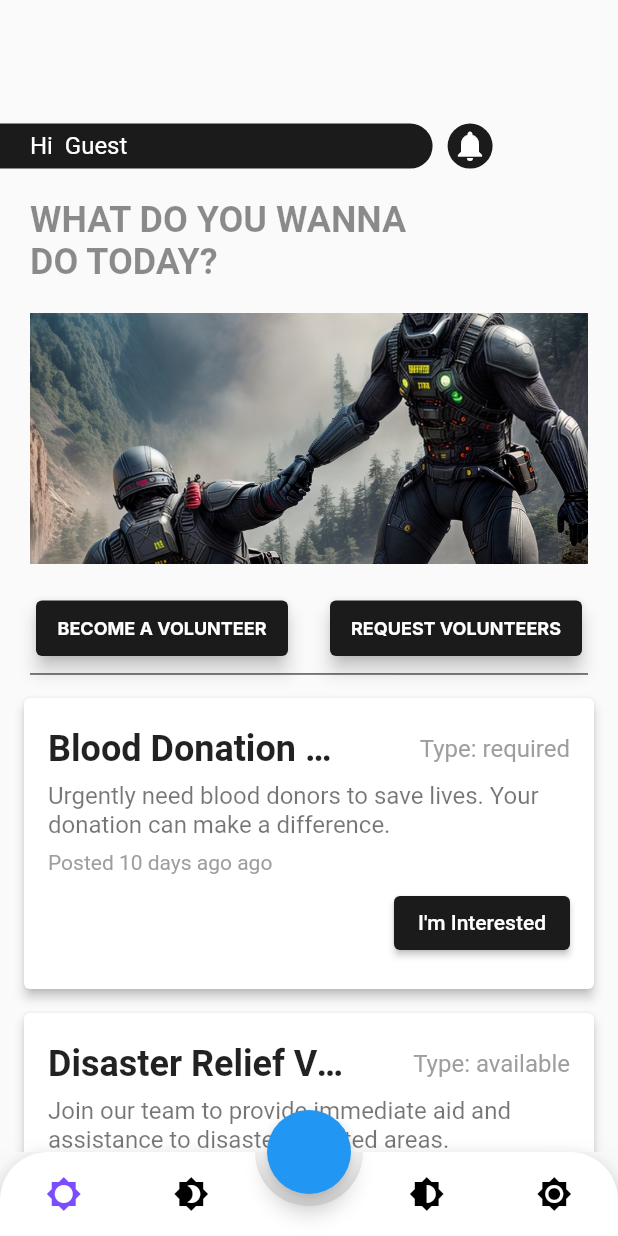
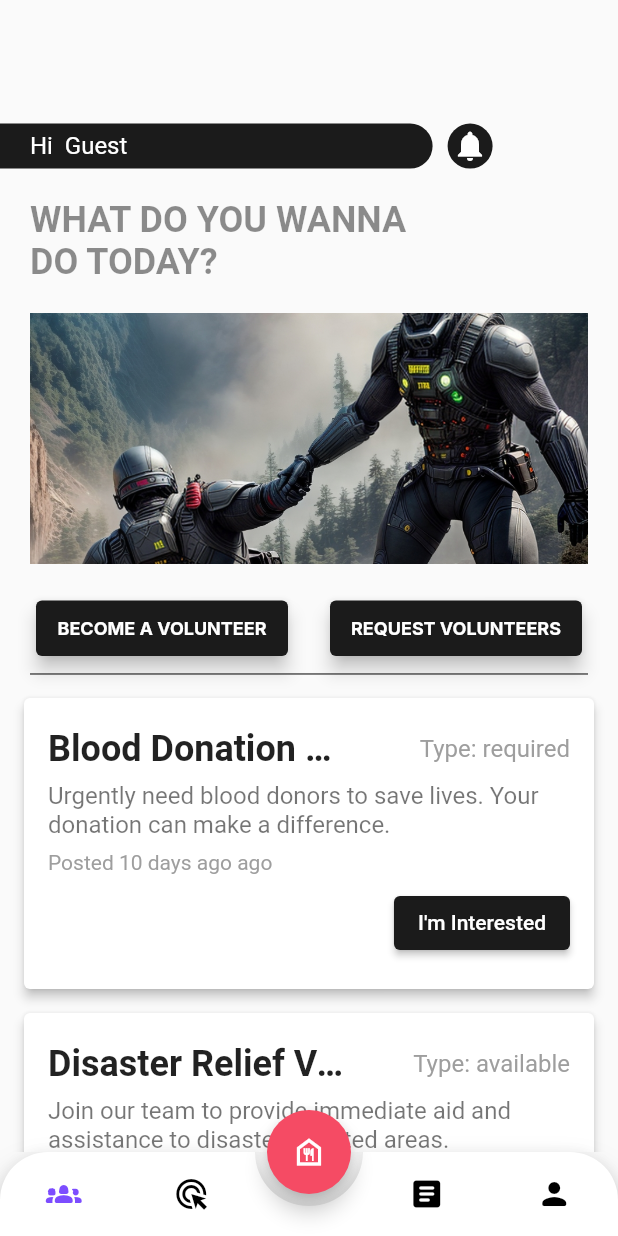
Before and after one commit to cosmicleader/shield, a Flutter app: the screen it shows after launch, on a phone screen of 412 x 824 dp. Run offline on Flutter 3.47's test engine with Material 2 defaults, Android fonts, the phone set to English and light mode, and no system bars; drawn by our look-alikes of animated_bottom_navigation_bar; our stand-ins replace cloud_firestore, firebase_auth, firebase_core, firebase_storage, get, google_fonts and 5 more; accounts and stored records are empty.

Commit message:
Fixed All Icons and Navigation bar

```diff
--- a/lib/app/views/pages/navigation_bar.dart
+++ b/lib/app/views/pages/navigation_bar.dart
@@ -5,6 +5,8 @@ import 'package:shield/app/views/pages/guides_cover_page.dart';
 import 'package:shield/app/views/pages/profile_page.dart';
 import 'package:shield/app/views/pages/resources_page.dart';
 import 'package:shield/app/views/pages/volunteers_page.dart';
+import 'package:shield/app/views/themes/colours.dart';
+import 'package:shield/app/views/themes/icons.dart';
 
 import '../../controllers/navigation_controller.dart';
 
@@ -13,10 +15,10 @@ class NavigationBar extends GetView<NavigationController> {
   NavigationBar({super.key});
 
   final iconList = <IconData>[
-    Icons.brightness_5,
-    Icons.brightness_4,
-    Icons.brightness_6,
-    Icons.brightness_7,
+    kVolunteerPage,
+    kGuidesPage,
+    kResourcesPage,
+    kProfilePage,
   ];
 
   @override
@@ -30,6 +32,8 @@ class NavigationBar extends GetView<NavigationController> {
         },
       ), //destination screen
       floatingActionButton: FloatingActionButton(
+        child: Icon(Icons.food_bank_outlined),
+        backgroundColor: kRed,
         onPressed: controller.showModalBottomSheet,
         //params
       ),
--- /dev/null
+++ b/lib/app/views/themes/icons.dart
@@ -0,0 +1,7 @@
+//pre defining Icon for volunteers page navigation bar
+import 'package:flutter/material.dart';
+
+var kVolunteerPage = Icons.groups_2_rounded;
+var kGuidesPage = Icons.ads_click_sharp;
+var kResourcesPage = Icons.article_rounded;
+var kProfilePage = Icons.person_rounded;
```
Also changed, not shown: lib/app/controllers/guides_controller.dart (+5 -3 lines), lib/app/views/pages/guides_page.dart (+56 -168 lines).
